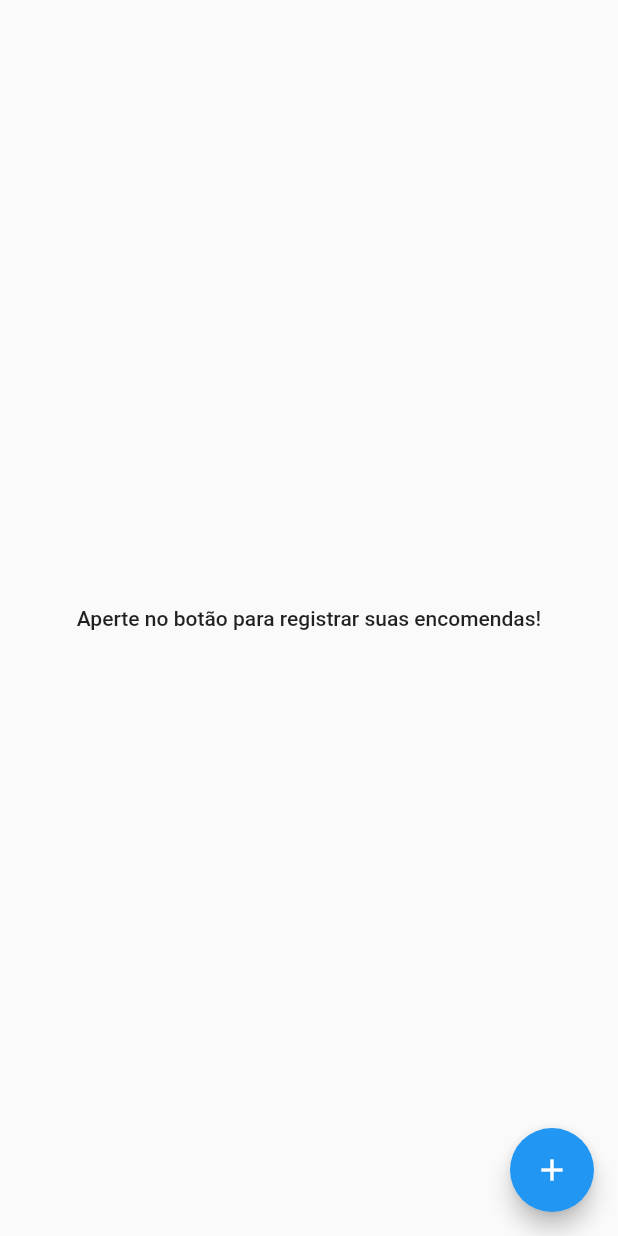
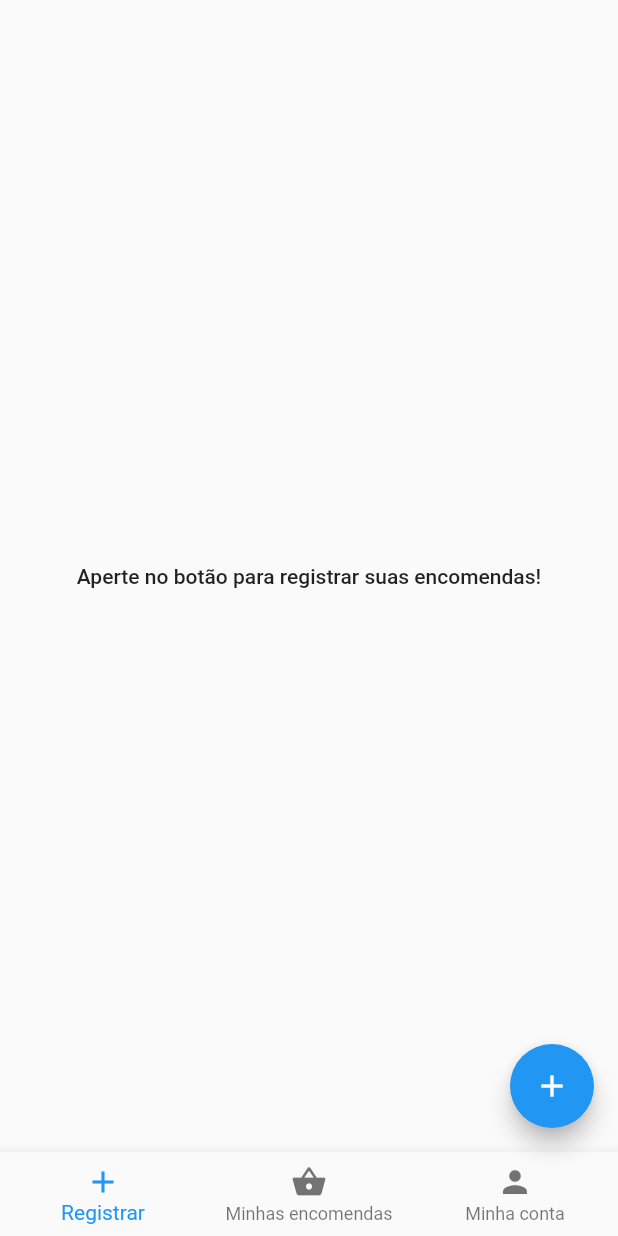
Before and after one commit to ivictoruan/controla_expedicao, a Flutter app: the screen it shows after launch, on a phone screen of 412 x 824 dp. Run offline on Flutter 3.47's test engine with Material 2 defaults, Android fonts, the phone set to English and light mode, and no system bars.

Commit message:
FEAT[HomePage + Nav]: Criando home page que contém um navegador com registro, encomendas e minha conta;

```diff
--- a/lib/app/features/home_page/home_page.dart
+++ b/lib/app/features/home_page/home_page.dart
@@ -1,4 +1,7 @@
 import 'package:flutter/material.dart';
+
+/// Home Page, is responsable for delivery the main functionalities like:
+/// create registers, open history..
 
 class HomePage extends StatefulWidget {
   const HomePage({Key? key}) : super(key: key);
@@ -44,6 +47,25 @@ class _HomePageState extends State<HomePage> {
         tooltip: 'Registrar encomendas!',
         child: const Icon(Icons.add),
       ),
+      bottomNavigationBar: BottomNavigationBar(
+        currentIndex: 0,
+        items: const [
+          BottomNavigationBarItem(
+            icon: Icon(Icons.add),
+            label: "Registrar",
+          ),
+          BottomNavigationBarItem(
+            icon: Icon(Icons.shopping_basket),
+            label: "Minhas encomendas",
+          ),
+          BottomNavigationBarItem(
+            icon: Icon(Icons.person),
+
+            // icon: Icon(Icons.favorite),
+            label: "Minha conta",
+          ),
+        ],
+      ),
     );
   }
 }
```
